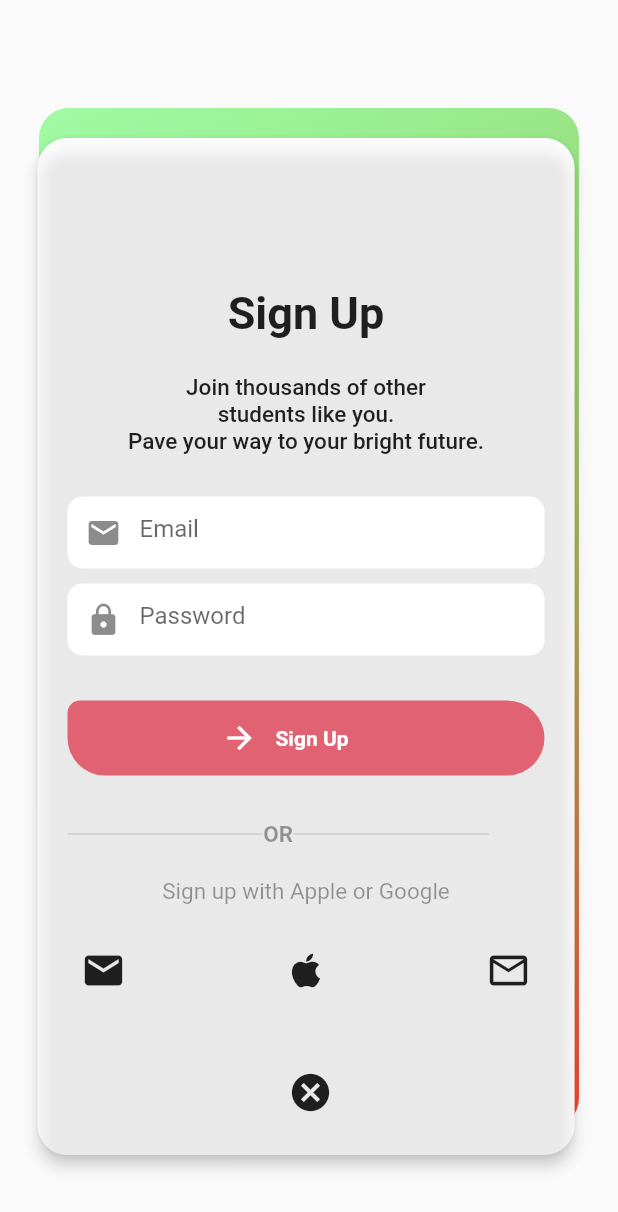
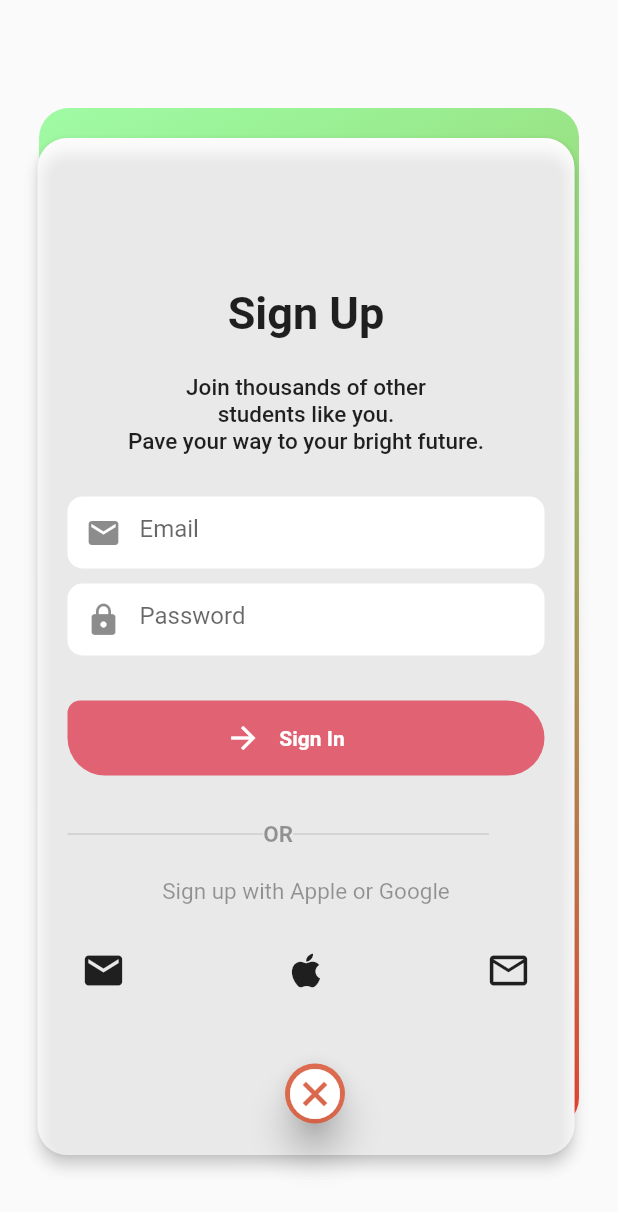
Before and after one commit to SibuleleMboyi/custome_animated_app, a Flutter app: the SignUpCustomAnimatedContainer widget shown alone on an empty page, opened directly, after a tap on the "cancel" icon, on a phone screen of 412 x 824 dp. Shown: the top 1212 px of the screen. Run offline on Flutter 3.47's test engine with Material 2 defaults, Android fonts, the phone set to English and light mode, and no system bars; our stand-ins replace bloc, flutter_bloc, rive; Roboto replaces fonts that are missing (Trajan Pro).

Commit message:
added background shader on the welcom screen and refined cancel buttons

```diff
--- a/lib/screens/sign-up/widgets/sign_up_custom_animated_container.dart
+++ b/lib/screens/sign-up/widgets/sign_up_custom_animated_container.dart
@@ -151,22 +151,34 @@ class _SignUpCustomAnimatedContainerState
               ),
             ),
             Positioned(
-              bottom: 72.0,
-              left: 183.0,
-              child: IconButton(
-                color: Colors.black87,
+              bottom: 75.0,
+              left: 190.0,
+              child: SizedBox(
+                height: 40.0,
+                width: 40.0,
+                child: FloatingActionButton(
+                  elevation: 10.0,
                   onPressed: () {
-                  context.read<WelcomeCubit>().isDismissedSignUp(dismissedSignUp: true);
+                    context
+                        .read<WelcomeCubit>()
+                        .isDismissedSignUp(dismissedSignUp: true);
+                    context
+                        .read<WelcomeCubit>()
+                        .startCourseButton(isClicked: false);
                     context
                         .read<WelcomeCubit>()
                         .dontHaveAccount(isClicked: false);
                   },
-                icon: const Icon(
+                  backgroundColor:
+                      const Color.fromARGB(255, 219, 80, 46).withOpacity(0.81),
+                  child: const Icon(
                     Icons.cancel,
-                  size: 30.0,
+                    size: 40,
+                    color: Colors.white,
                   ),
                 ),
-            )
+              ),
+            ),
           ],
         );
       },
--- a/lib/screens/widgets/custom_form.dart
+++ b/lib/screens/widgets/custom_form.dart
@@ -77,7 +77,7 @@ class _CustomFormState extends State<CustomForm> {
                   icon: const Icon(Icons.arrow_forward, color: Colors.white),
                 ),
                 const Text(
-                  "Sign Up",
+                  "Sign In",
                   style: TextStyle(
                     fontFamily: "Trajan Pro",
                     fontWeight: FontWeight.bold,
```
Also changed, not shown: lib/screens/sign-in/widgets/sign_in_custom_animated_container.dart (+20 -15 lines), lib/screens/welcome/welcome_screen.dart (+73 -7 lines). Lines whose indentation alone changed are shown as unchanged.
